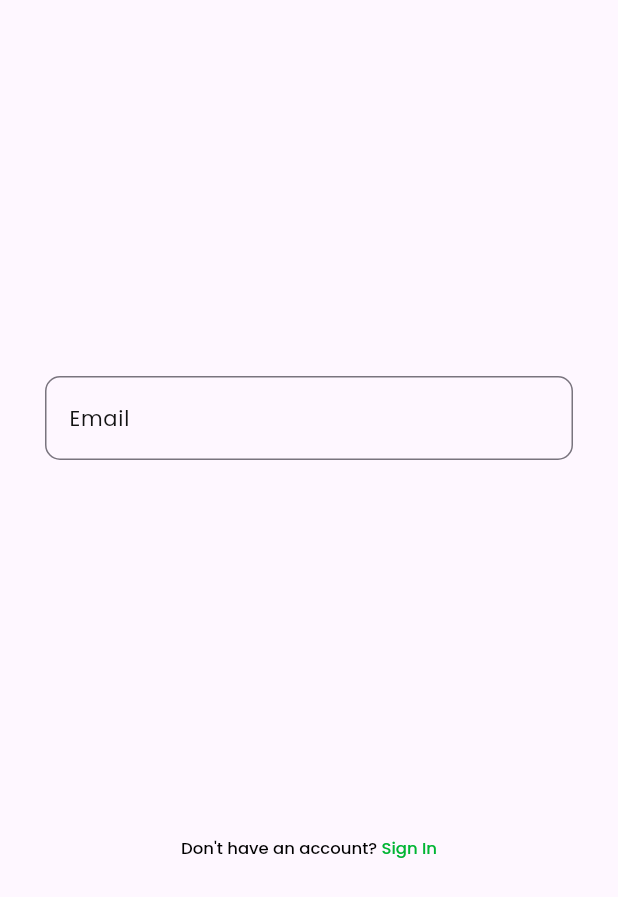
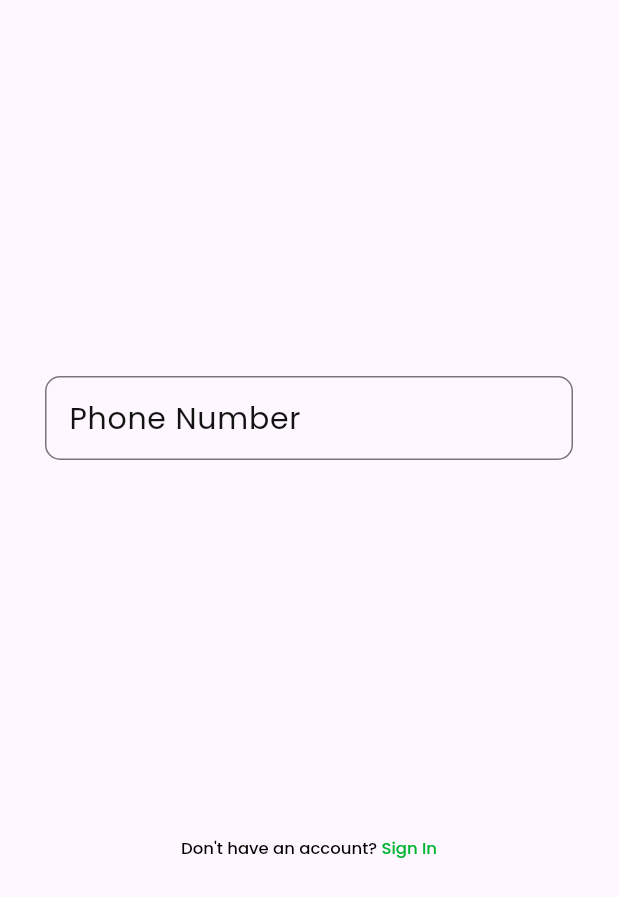
Before and after one commit to Fazo201/quiz-app-pdp, a Flutter app: the screen it shows after launch, on a phone screen of 412 x 824 dp. Shown: the top 897 px of the screen. Run offline on Flutter 3.47's test engine with Material 3 defaults, Android fonts, the phone set to English and light mode, and no system bars; our stand-ins replace flutter_svg, go_router; project files that could hold a hidden picture were left out.

Commit message:
textFild to'g'irlandi

```diff
--- a/lib/core/style/app_text_style.dart
+++ b/lib/core/style/app_text_style.dart
@@ -17,8 +17,8 @@ class AppTextStyle extends TextTheme {
   @override
   TextStyle? get bodyMedium =>  const TextStyle(
     fontWeight: FontWeight.w400,
-    fontSize: FontSize.size14,
-    color: AppColors.black,
+    fontSize: FontSize.size20,
+    color: AppColors.l121212,
     fontFamily: 'Poppins',
   );
 
--- a/lib/widget/custom widget/Custom TextField/custom_textfield.dart
+++ b/lib/widget/custom widget/Custom TextField/custom_textfield.dart
@@ -16,7 +16,8 @@ class CustomTextField extends StatelessWidget {
       required this.controller,
       required this.keyBoardType,
       required this.obscureText,
-      required this.labelText});
+      required this.labelText,
+    });
 
   @override
   Widget build(BuildContext context) {
@@ -26,12 +27,10 @@ class CustomTextField extends StatelessWidget {
       obscureText: obscureText,
       textInputAction: TextInputAction.next,
       decoration: InputDecoration(
-        labelText: labelText,
+        label: Text(labelText,
+          style: const AppTextStyle().bodyMedium,
+        ),
         hintText: hintText,
-        // enabled: false,
-        labelStyle: const AppTextStyle().bodyMedium?.copyWith(
-              color: AppColors.l121212,
-            ),
         hintStyle: const AppTextStyle().hintText,
         border: const OutlineInputBorder(
           borderRadius: BorderRadius.all(
--- a/lib/widget/screen/Auth/Sign In/sign_in_screen.dart
+++ b/lib/widget/screen/Auth/Sign In/sign_in_screen.dart
@@ -35,8 +35,8 @@ class _SignInScreenState extends State<SignInScreen> {
               controller: emailC,
               keyBoardType: TextInputType.emailAddress,
               obscureText: true,
-              hintText: "quiz@gmail.com",
-              labelText: "Email",
+              hintText: "example@gmail.com",
+              labelText: "Phone Number",
             ),
             const Spacer(),
             CustomRichText(
```
